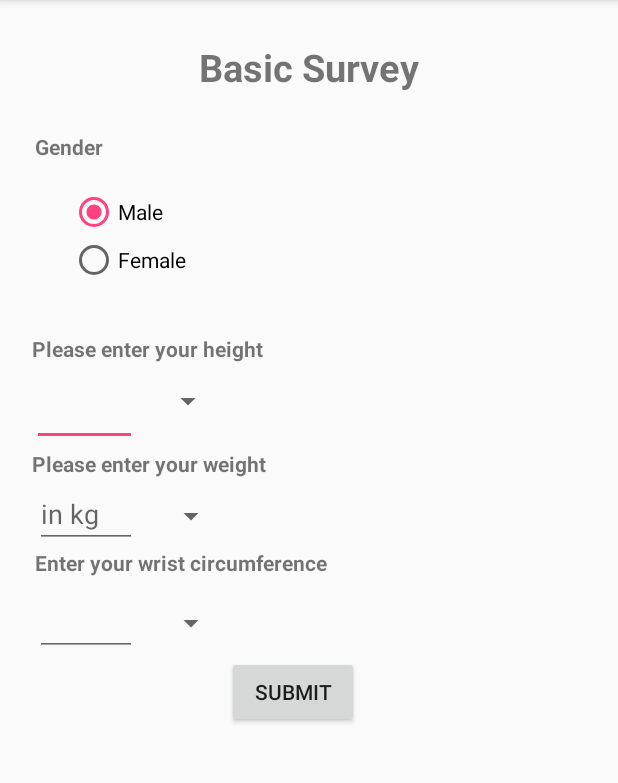
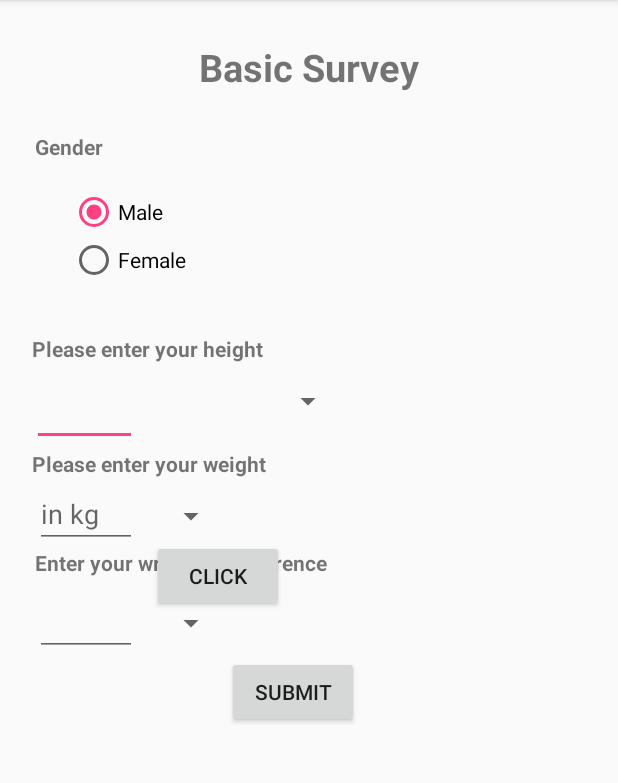
Before and after one commit to Nickydz/Diet-NLSS, an Android app: the BasicSurvey1 screen opened directly, with no data from a screen before it, on a phone screen of 412 x 824 dp, the part 84-867 px from its top. Run offline under Robolectric (Android 15) with nearby library versions, the phone set to English and light mode, and no system bars; our stand-ins replace Volley; network calls fail; 2 statements that could not run were skipped.

Commit message:
Numberpicker start

```diff
--- a/Components/LoginRegister/app/src/main/java/com/example/nickydcruz/loginregister/BasicSurvey1.java
+++ b/Components/LoginRegister/app/src/main/java/com/example/nickydcruz/loginregister/BasicSurvey1.java
@@ -1,5 +1,6 @@
 package com.example.nickydcruz.loginregister;
 
+import android.app.Dialog;
 import android.content.Intent;
 import android.support.v7.app.AppCompatActivity;
 import android.os.Bundle;
@@ -25,7 +26,11 @@ import java.util.Calendar;
 import java.util.Date;
 import java.util.Locale;
 
-public class BasicSurvey1 extends AppCompatActivity {
+public class BasicSurvey1 extends AppCompatActivity  {
+
+    private EditText et;
+    static Dialog d ;
+    static String s ="";
 
     @Override
     protected void onCreate(Bundle savedInstanceState) {
--- a/Components/LoginRegister/app/src/main/res/layout/activity_basic_survey1.xml
+++ b/Components/LoginRegister/app/src/main/res/layout/activity_basic_survey1.xml
@@ -81,14 +81,25 @@
         android:layout_below="@+id/tv_bsHeight"
         android:layout_alignStart="@+id/tv_bsHeight" />
 
+    <Button
+        android:text="Click"
+        android:layout_width="wrap_content"
+        android:layout_height="wrap_content"
+        android:layout_centerVertical="true"
+        android:layout_alignStart="@+id/numpick_bs"
+        android:layout_toEndOf="@+id/tv_gender"
+        android:layout_marginStart="80dp"
+        android:layout_alignRight="@+id/numpick_bs"
+        android:id="@+id/button2" />
+
     <Spinner
         android:layout_width="wrap_content"
         android:layout_height="wrap_content"
-        android:layout_alignRight="@+id/numpick_bs"
+        android:layout_alignRight="@+id/button2"
         android:layout_below="@+id/tv_bsHeight"
         android:layout_marginTop="13dp"
         android:layout_marginStart="80dp"
-        android:layout_alignStart="@+id/numpick_bs"
+        android:layout_alignStart="@+id/button2"
         android:layout_marginRight="100dp"
         android:id="@+id/spin_bsHeight" />
 
@@ -176,4 +187,6 @@
         android:layout_toEndOf="@+id/spin_bsWrist" />
 
 
+
+
 </RelativeLayout>
```
Also changed, not shown: Components/LoginRegister/app/src/main/res/layout/dialog_numpick.xml (added, +43 -0 lines).
